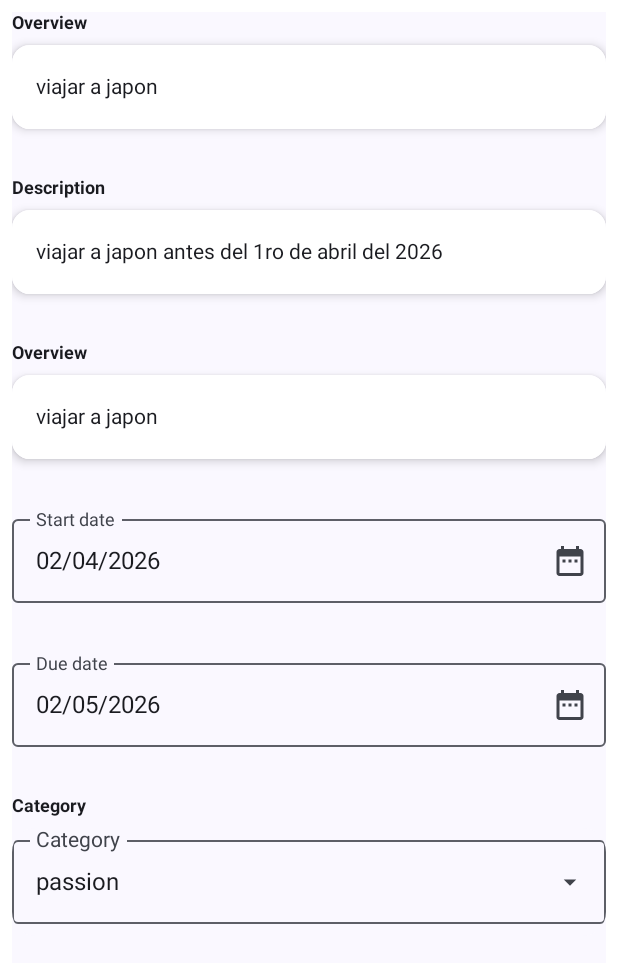
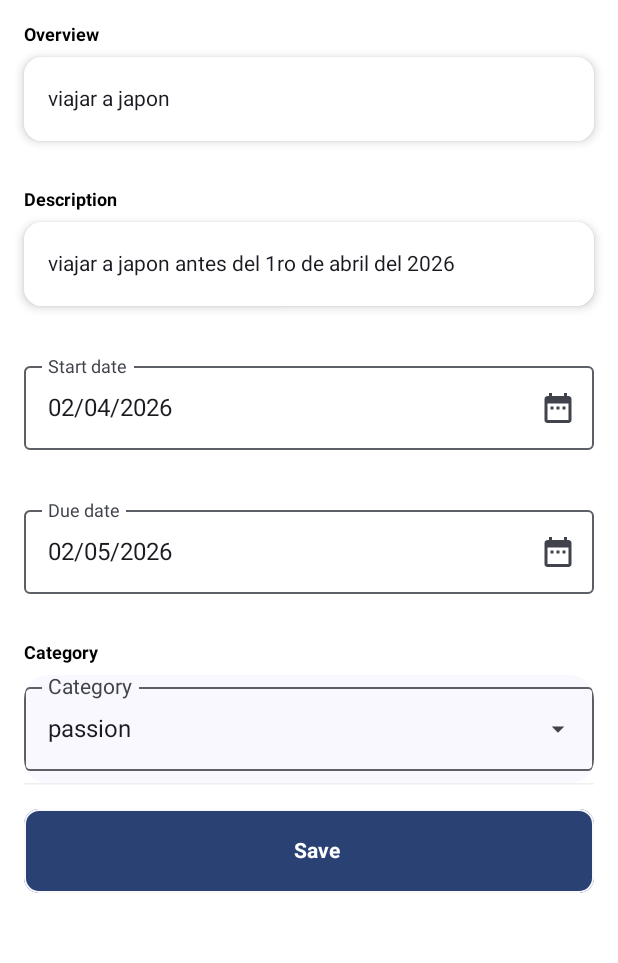
Before and after one commit to hdlm/manifestations, an Android app built with Jetpack Compose: the @Preview function ManifestationAddFormScreenPreview, on a phone screen of 412 x 824 dp. Shown: the top 963 px of the screen. Run offline under Robolectric (Android 15) with nearby library versions, the phone set to English and light mode, and no system bars; our stand-ins replace Timber.

Commit message:
adding manifestation feature, done.

```diff
--- a/app/src/main/java/com/budoxr/manifestations/presentation/presenters/ManifestationAddFormViewModel.kt
+++ b/app/src/main/java/com/budoxr/manifestations/presentation/presenters/ManifestationAddFormViewModel.kt
@@ -112,7 +112,7 @@ class ManifestationAddFormViewModel : KoinViewModel() {
                 dueDate = form.dueDate,
                 category = form.category
             )
-            Timber.tag(TAG).i("Saving a new manifestation in the database.")
+            Timber.tag(TAG).i("Saving new manifestation in the database.")
             manifestationInsertUseCase.invoke(manifestationEntity)
         }
     }
--- /dev/null
+++ b/app/src/main/java/com/budoxr/manifestations/ui/components/ButtonConfirm.kt
@@ -0,0 +1,118 @@
+package com.budoxr.manifestations.ui.components
+
+import com.budoxr.manifestations.R
+import androidx.annotation.DrawableRes
+import androidx.compose.foundation.BorderStroke
+import androidx.compose.foundation.Image
+import androidx.compose.foundation.layout.Spacer
+import androidx.compose.foundation.layout.fillMaxWidth
+import androidx.compose.foundation.layout.height
+import androidx.compose.foundation.layout.size
+import androidx.compose.foundation.layout.width
+import androidx.compose.foundation.shape.RoundedCornerShape
+import androidx.compose.material3.Button
+import androidx.compose.material3.ButtonDefaults
+import androidx.compose.material3.HorizontalDivider
+import androidx.compose.material3.Icon
+import androidx.compose.material3.MaterialTheme
+import androidx.compose.material3.Text
+import androidx.compose.runtime.Composable
+import androidx.compose.ui.Modifier
+import androidx.compose.ui.graphics.Color
+import androidx.compose.ui.graphics.painter.Painter
+import androidx.compose.ui.graphics.vector.ImageVector
+import androidx.compose.ui.layout.ContentScale
+import androidx.compose.ui.res.dimensionResource
+import androidx.compose.ui.res.painterResource
+import androidx.compose.ui.res.stringResource
+import androidx.compose.ui.unit.Dp
+import androidx.compose.ui.unit.dp
+import com.budoxr.manifestations.commons.onDismissType
+import com.budoxr.manifestations.ui.theme.bright
+import com.budoxr.manifestations.ui.theme.grayLight
+
+@Composable
+fun ButtonConfirm(
+    modifier: Modifier = Modifier,
+    label: String,
+    isEnabled: Boolean,
+    isDarkTheme: Boolean,
+    iconSize: Dp = dimensionResource(id = R.dimen.icon_large_size),
+    showTopBorderLine: Boolean,
+    @DrawableRes
+    buttonIcon: Int?,
+    buttonVector: ImageVector?,
+    buttonImg: Painter?,
+    onConfirmClick: onDismissType,
+) {
+    val btnHeight = dimensionResource(id = R.dimen.button_height)
+    val lineSpacing = dimensionResource(id = R.dimen.line_spacing_1)
+    val lineSpacing2x = dimensionResource(id = R.dimen.line_spacing_2)
+    val separation2x = dimensionResource(id = R.dimen.side_separation_2x)
+
+    val btnForeColor : Color
+    if(isEnabled)
+    {
+        btnForeColor = if(isDarkTheme) MaterialTheme.colorScheme.tertiary else bright
+    } else {
+        btnForeColor = MaterialTheme.colorScheme.secondary
+    }
+
+    if (showTopBorderLine) {
+        HorizontalDivider(
+            modifier = modifier,
+            thickness = 1.dp,
+            color = grayLight
+        )
+        Spacer(modifier = Modifier.height(lineSpacing2x))
+    }
+
+    Button( modifier = modifier
+        .fillMaxWidth()
+        .height(btnHeight),
+        onClick = {
+            onConfirmClick.invoke()
+        },
+        enabled = isEnabled,
+        shape = RoundedCornerShape(10.dp),
+        border = BorderStroke(width = 1.dp, MaterialTheme.colorScheme.background),
+        colors = ButtonDefaults.buttonColors(
+            containerColor = MaterialTheme.colorScheme.primary,
+            disabledContentColor = MaterialTheme.colorScheme.secondary,
+            disabledContainerColor = MaterialTheme.colorScheme.tertiary),
+
+        ) {
+        buttonIcon?.let {
+            Icon( modifier = Modifier
+                .size(iconSize),
+                painter = painterResource(id = it),
+                contentDescription = stringResource(id = R.string.content_description_icon),
+                tint = btnForeColor
+            )
+        }
+        buttonVector?.let {
+            Icon( modifier = Modifier
+                .size(iconSize),
+                imageVector = buttonVector,
+                contentDescription = stringResource(id = R.string.content_description_icon),
+                tint = btnForeColor
+            )
+        }
+        buttonImg?.let {
+            Image( modifier = Modifier
+                .size( iconSize ),
+                painter = it,
+                contentDescription = stringResource(id = R.string.content_description_icon),
+                contentScale = ContentScale.Fit,
+            )
+        }
+
+        Spacer(modifier = Modifier.width(separation2x))
+        Text(
+            text = label,
+            style = MaterialTheme.typography.labelMedium,
+            color = btnForeColor
+        )
+    }
+    Spacer(modifier = Modifier.height(lineSpacing))
+}
--- a/app/src/main/java/com/budoxr/manifestations/ui/components/ComboBox.kt
+++ b/app/src/main/java/com/budoxr/manifestations/ui/components/ComboBox.kt
@@ -35,6 +35,8 @@ import androidx.compose.ui.tooling.preview.Preview
 import androidx.compose.ui.unit.dp
 import com.budoxr.manifestations.R
 import com.budoxr.manifestations.commons.onDismissType
+import com.budoxr.manifestations.commons.onIntType
+import com.budoxr.manifestations.commons.onStringType
 import com.budoxr.manifestations.ui.theme.ManifestationsTheme
 
 @Composable
@@ -43,6 +45,7 @@ fun ComboBox(
     label: String,
     field: MutableState<TextFieldValue>,
     enabled: Boolean = true,
+    onSelectedItem: onIntType,
     modifier: Modifier
 ) {
 
@@ -56,7 +59,8 @@ fun ComboBox(
         label = label,
         selectedIndex = selectedIndex,
         expanded = expanded,
-        enabled = enabled
+        enabled = enabled,
+        onSelectedItem = onSelectedItem,
     )
 
 }
@@ -80,13 +84,15 @@ fun ComboBoxIcon(
 }
 
 @Composable
-private fun ComboBoxText(modifier: Modifier,
+private fun ComboBoxText(
+    modifier: Modifier,
      field: MutableState<TextFieldValue>,
      items: Array<String>,
      label: String,
      selectedIndex: MutableState<Int>,
      expanded: MutableState<Boolean>,
      enabled: Boolean = true,
+     onSelectedItem: onIntType,
 ) {
     val iconSize = dimensionResource(id = R.dimen.icon_tiny_size)
     val lineSpacing = dimensionResource(id = R.dimen.line_spacing_1)
@@ -161,6 +167,7 @@ private fun ComboBoxText(modifier: Modifier,
                         field.value = TextFieldValue(nameCategory)
                         selectedIndex.value = index
                         expanded.value = false
+                        onSelectedItem.invoke(index)
                     }
                 )
             }
@@ -211,6 +218,7 @@ private fun ComboBoxPreview() {
             label = label,
             field = field,
             enabled = true,
+            onSelectedItem = { _ ->},
             modifier = Modifier
         )
     }
--- a/app/src/main/java/com/budoxr/manifestations/ui/components/FieldFormCombo.kt
+++ b/app/src/main/java/com/budoxr/manifestations/ui/components/FieldFormCombo.kt
@@ -15,6 +15,8 @@ import androidx.compose.ui.text.input.TextFieldValue
 import androidx.compose.ui.tooling.preview.Preview
 import androidx.compose.ui.unit.dp
 import com.budoxr.manifestations.R
+import com.budoxr.manifestations.commons.onIntType
+import com.budoxr.manifestations.commons.onStringType
 import com.budoxr.manifestations.ui.theme.ManifestationsTheme
 
 @Composable
@@ -23,6 +25,7 @@ fun FieldFormCombo(
     label: String,
     field: String,
     enabled: Boolean = true,
+    onSelectedItem: onIntType,
 ) {
     val value = remember { mutableStateOf(TextFieldValue(field)) }
 
@@ -38,6 +41,7 @@ fun FieldFormCombo(
         label = label,
         field = value,
         enabled = enabled,
+        onSelectedItem = onSelectedItem,
         modifier = Modifier
     )
 
@@ -59,6 +63,7 @@ private fun FieldFormComboPreview() {
                 label = label,
                 field = field,
                 enabled = true,
+                onSelectedItem = { _ ->}
             )
         }
     }
--- a/app/src/main/java/com/budoxr/manifestations/ui/components/JournalForm.kt
+++ b/app/src/main/java/com/budoxr/manifestations/ui/components/JournalForm.kt
@@ -70,6 +70,7 @@ fun JournalForm(
             items = lessonDayItems,
             label = stringResource(R.string.label_lesson),
             field = lessonDay,
+            onSelectedItem = { _ -> },
             modifier = Modifier
         )
 
--- a/app/src/main/java/com/budoxr/manifestations/ui/features/MainScaffold.kt
+++ b/app/src/main/java/com/budoxr/manifestations/ui/features/MainScaffold.kt
@@ -40,7 +40,7 @@ fun MainScaffold(
     topAppBarTitle: String,
     isDarkTheme: Boolean,
     isFloatingActionVisible: Boolean,
-    onFloatingActionButtonClick: onDismissType,
+    onFloatingActionButtonClick: (NavHostController) -> Unit,
     onBackButtonClick: (NavHostController) -> Unit,
     content: onDismissComposableType = { },
 ) {
@@ -63,7 +63,7 @@ fun MainScaffold(
         floatingActionButton = {
             if (isFloatingActionVisible) {
                 FloatingActionButton(onClick = {
-                    onFloatingActionButtonClick.invoke()
+                    onFloatingActionButtonClick.invoke(navController)
                 }) {
                     Icon(Icons.Default.Add, contentDescription = stringResource(R.string.content_description_icon))
                 }
@@ -108,7 +108,7 @@ private fun MainScaffoldPreview() {
             isDarkTheme = false,
             isFloatingActionVisible = true,
             onFloatingActionButtonClick = {},
-            onBackButtonClick = {navController -> } ,
+            onBackButtonClick = { navController -> } ,
         ) {
             Column(modifier = Modifier
                 .fillMaxSize(),
--- a/app/src/main/java/com/budoxr/manifestations/ui/features/journals/JournalScreen.kt
+++ b/app/src/main/java/com/budoxr/manifestations/ui/features/journals/JournalScreen.kt
@@ -332,6 +332,7 @@ fun JournalScreenBody(
                 items = journalState.manifestationMenuItems,
                 label = stringResource(R.string.label_manifestation),
                 field = manifestation,
+                onSelectedItem = { _ ->},
                 modifier = Modifier
             )
             Spacer(modifier = Modifier.padding(vertical = lineSpacing))
--- a/app/src/main/java/com/budoxr/manifestations/ui/features/manifestations/ManifestationAddFormScreen.kt
+++ b/app/src/main/java/com/budoxr/manifestations/ui/features/manifestations/ManifestationAddFormScreen.kt
@@ -1,10 +1,14 @@
 package com.budoxr.manifestations.ui.features.manifestations
 
+import androidx.compose.foundation.layout.Arrangement
 import com.budoxr.manifestations.R
 import androidx.compose.foundation.layout.Column
 import androidx.compose.foundation.layout.Spacer
 import androidx.compose.foundation.layout.fillMaxSize
+import androidx.compose.foundation.layout.imePadding
 import androidx.compose.foundation.layout.padding
+import androidx.compose.foundation.rememberScrollState
+import androidx.compose.foundation.verticalScroll
 import androidx.compose.material3.Surface
 import androidx.compose.runtime.Composable
 import androidx.compose.runtime.getValue
@@ -17,11 +21,13 @@ import androidx.compose.ui.unit.dp
 import androidx.lifecycle.compose.collectAsStateWithLifecycle
 import com.budoxr.manifestations.commons.fromFechaTimeDb
 import com.budoxr.manifestations.commons.onDismissType
+import com.budoxr.manifestations.commons.onIntType
 import com.budoxr.manifestations.commons.onLongType
 import com.budoxr.manifestations.commons.onStringType
 import com.budoxr.manifestations.presentation.presenters.ManifestationAddFormUiState
 import com.budoxr.manifestations.presentation.presenters.ManifestationAddFormViewModel
 import com.budoxr.manifestations.presentation.presenters.ManifestationFormState
+import com.budoxr.manifestations.ui.components.ButtonConfirm
 import com.budoxr.manifestations.ui.components.DatePickerFieldToModal
 import com.budoxr.manifestations.ui.components.FieldFormCombo
 import com.budoxr.manifestations.ui.components.FieldFormText
@@ -31,27 +37,48 @@ import timber.log.Timber
 
 @Composable
 fun ManifestationAddFormScreen(
+    isDarkTheme: Boolean = false,
     viewModel: ManifestationAddFormViewModel = koinViewModel()
 ) {
     Timber.tag(TAG).i("compose / composable")
 
-    val uiState by viewModel.uiState.collectAsStateWithLifecycle()
+    val marginHorizontal = dimensionResource(R.dimen.margin_horizontal)
+    val scrollState = rememberScrollState()
+
     val formState by viewModel.formState.collectAsStateWithLifecycle()
 
 
-    Column(
-        modifier = Modifier.fillMaxSize()
+    Column ( modifier = Modifier
+        .verticalScroll(scrollState)
+        .fillMaxSize()
+        .padding(marginHorizontal)
+        .imePadding(),   // Confirm Bottom always on Top
+        verticalArrangement = Arrangement.SpaceBetween
     ) {
+        Column {
             ManifestationAddForm(
                 formState = formState,
-            uiState = uiState,
                 onOverviewChange = viewModel::onOverviewChange,
                 onDescriptionChange = viewModel::onDescriptionChange,
                 onStartDateChange = viewModel::onStartDateChange,
                 onDueDateChange = viewModel::onDueDateChange,
                 onCategoryChange = viewModel::onCategoryChange,
-            onSaveClick = viewModel::onSaveClick
             )
+        }
+
+        Column {
+            ButtonConfirm(
+                modifier = Modifier,
+                label = stringResource(R.string.label_button_save),
+                isEnabled = true,
+                isDarkTheme = isDarkTheme,
+                showTopBorderLine = true,
+                buttonIcon = null,
+                buttonVector = null,
+                buttonImg = null,
+                onConfirmClick = viewModel::onSaveClick
+            )
+        }
 
     }
 
@@ -61,17 +88,20 @@ fun ManifestationAddFormScreen(
 @Composable
 private fun ManifestationAddForm(
     formState: ManifestationFormState,
-    uiState: ManifestationAddFormUiState,
     onOverviewChange: onStringType,
     onDescriptionChange: onStringType,
     onStartDateChange: onLongType,
     onDueDateChange: onLongType,
     onCategoryChange: onStringType,
-    onSaveClick: onDismissType,
 ) {
     val lineSpacing2x = dimensionResource(R.dimen.line_spacing_2)
 
     val categoriesArray: Array<String> = stringArrayResource(id = R.array.categories_array)
+
+    val onCategoryItemSelected: onIntType = { index ->
+        Timber.tag(TAG).d("onCategoryItemSelected -> invoked, index: $index")
+        onCategoryChange.invoke(categoriesArray[index])
+    }
 
 
     FieldFormText(
@@ -85,15 +115,7 @@ private fun ManifestationAddForm(
     FieldFormText(
         label = stringResource(R.string.label_description),
         field = formState.description,
-        onValueChange = onOverviewChange
-    )
-
-    Spacer(modifier = Modifier.padding(vertical = lineSpacing2x))
-
-    FieldFormText(
-        label = stringResource(R.string.label_overview),
-        field = formState.overview,
-        onValueChange = onOverviewChange
+        onValueChange = onDescriptionChange
     )
 
     Spacer(modifier = Modifier.padding(vertical = lineSpacing2x))
@@ -118,9 +140,9 @@ private fun ManifestationAddForm(
         items = categoriesArray,
         label = stringResource(R.string.label_category),
         field = formState.category,
+        onSelectedItem = onCategoryItemSelected,
         enabled = true,
     )
-
 
 
 }
@@ -141,26 +163,42 @@ private fun ManifestationAddFormScreenPreview() {
         categoryError = null,
         isValid = true
     )
-    val uiState = ManifestationAddFormUiState.Form(null)
+    val marginHorizontal = dimensionResource(R.dimen.margin_horizontal)
+    val scrollState = rememberScrollState()
 
     ManifestationsTheme {
-
-        Surface(modifier = Modifier.fillMaxSize()
-            .padding(8.dp)
+        Column ( modifier = Modifier
+            .verticalScroll(scrollState)
+            .fillMaxSize()
+            .padding(marginHorizontal)
+            .imePadding(),   // Confirm Bottom always on Top
+            verticalArrangement = Arrangement.SpaceBetween
         ) {
-            Column(
-                modifier = Modifier.fillMaxSize()
-            ) {
+            Column {
                 ManifestationAddForm(
                     formState = formState,
-                    uiState = uiState,
                     onOverviewChange = { _ -> },
                     onDescriptionChange = { _ -> },
                     onStartDateChange = { _ -> },
                     onDueDateChange = { _ -> },
                     onCategoryChange = { _ -> },
-                    onSaveClick = { },
                 )
+            }
+
+            Column {
+                Column {
+                    ButtonConfirm(
+                        modifier = Modifier,
+                        label = stringResource(R.string.label_button_save),
+                        isEnabled = true,
+                        isDarkTheme = false,
+                        showTopBorderLine = true,
+                        buttonIcon = null,
+                        buttonVector = null,
+                        buttonImg = null,
+                        onConfirmClick = {}
+                    )
+                }
             }
         }
     }
--- a/app/src/main/java/com/budoxr/manifestations/ui/navigation/Screens.kt
+++ b/app/src/main/java/com/budoxr/manifestations/ui/navigation/Screens.kt
@@ -19,6 +19,7 @@ sealed class Screens (
     object Expand: Screens(route = "Expand", title = "Expand", Icons.Default.Menu)
     object LessonScreen: Screens(route = "LessonScreen", title = "Lessons", Icons.Default.School)
     object ManifestationScreen: Screens(route = "ManifestationScreen", title = "Manifestations", Icons.Default.EventAvailable)
+    object ManifestationAddFormScreen: Screens(route = "ManifestationAddFormScreen", title = "Manifestations", Icons.Default.EventAvailable)
     object JournalScreen: Screens(route = "JournalScreen/{page}/{manifestation}/{lesson}", title = "Journals", Icons.AutoMirrored.Filled.EventNote)
     object SettingScreen: Screens(route = "SettingScreen", title = "Setting", Icons.Default.Settings)
 
--- a/app/src/main/res/values/strings.xml
+++ b/app/src/main/res/values/strings.xml
@@ -45,6 +45,9 @@
         <item name="Spirituality">Spirituality</item>
     </string-array>
 
+    <!-- ManifestationAddForm -->
+    <string name="label_button_save">Save</string>
+
     <!-- Journal -->
     <string name="label_manifestation">Manifestation</string>
     <string name="label_lesson">Lesson</string>
```
Also changed, not shown: app/src/main/java/com/budoxr/manifestations/commons/NavigateHelper.kt (+14 -12 lines), app/src/main/java/com/budoxr/manifestations/presentation/presenters/MainViewModel.kt (+23 -14 lines), app/src/main/java/com/budoxr/manifestations/ui/components/ManifestationForm.kt (+8 -7 lines), app/src/main/java/com/budoxr/manifestations/ui/features/MainScreen.kt (+9 -4 lines), app/src/main/java/com/budoxr/manifestations/ui/navigation/AppNavigation.kt (+8 -0 lines). Lines whose indentation alone changed are shown as unchanged.
